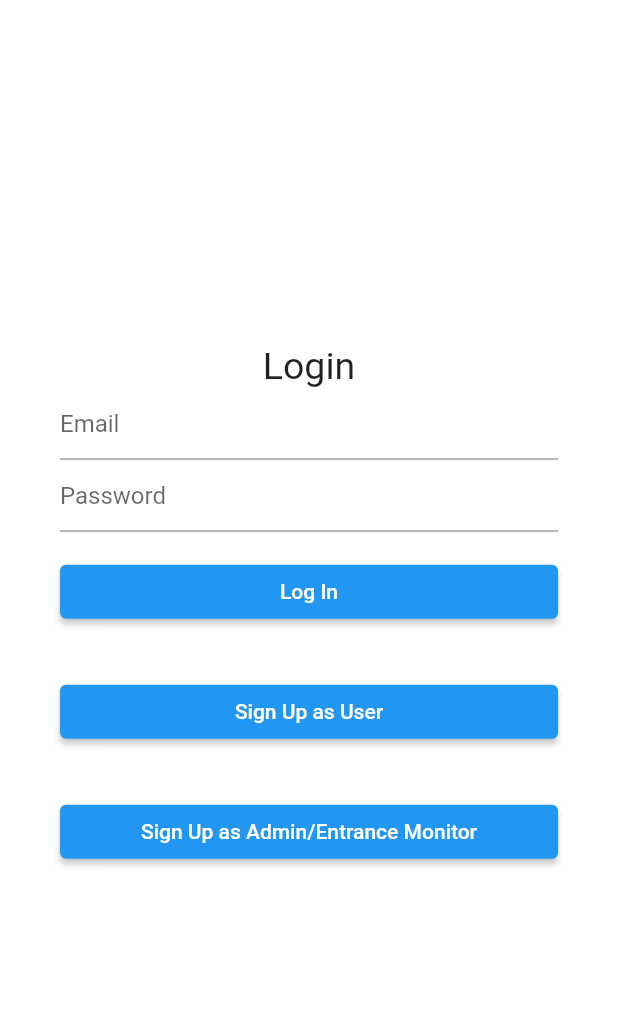
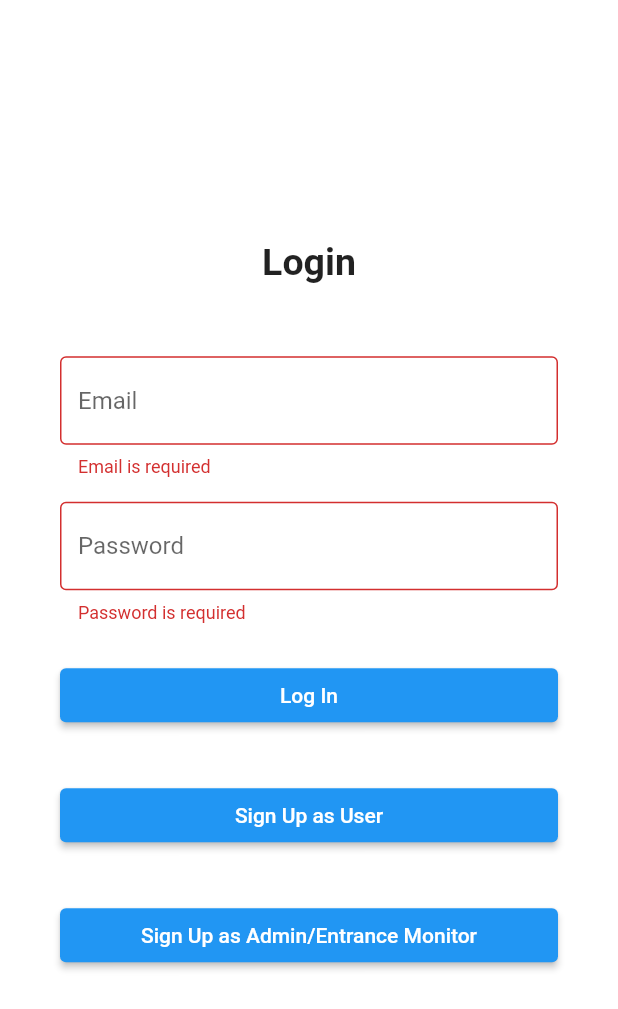
Before and after one commit to CMSC-23-2nd-Sem-2022-2023/project-atienza_iloso_natividad_taag, a Flutter app: the screen it shows after launch, after a tap on "Log In", on a phone screen of 412 x 824 dp. Shown: the top 1009 px of the screen. Run offline on Flutter 3.47's test engine with Material 2 defaults, Android fonts, the phone set to English and light mode, and no system bars; our stand-ins replace cloud_firestore, firebase_auth, firebase_core, google_nav_bar; accounts and stored records are empty.

Commit message:
refactor: restyled login, file rebase

```diff
--- a/lib/screens/login.dart
+++ b/lib/screens/login.dart
@@ -11,24 +11,47 @@ class LoginPage extends StatefulWidget {
 }
 
 class _LoginPageState extends State<LoginPage> {
+  final _formKey = GlobalKey<FormState>();
+  TextEditingController emailController = TextEditingController();
+  TextEditingController passwordController = TextEditingController();
+
+  String? validateEmail(String? email) {
+    if (email == null || email.isEmpty) {
+      return 'Email is required';
+    } else if (!RegExp(r'^[\w-\.]+@([\w-]+\.)+[\w-]{2,4}$').hasMatch(email)) {
+      return 'Invalid email format';
+    }
+    return null;
+  }
+
+  String? validatePw(String? pw) {
+    if (pw == null || pw.isEmpty) {
+      return 'Password is required';
+    } else if (!RegExp(r'^.{6,}$').hasMatch(pw)) {
+      return 'Password must be at least 6 characters';
+    }
+    return null;
+  }
+
   @override
   Widget build(BuildContext context) {
-    TextEditingController emailController = TextEditingController();
-    TextEditingController passwordController = TextEditingController();
-
-    final email = TextField(
+    final email = TextFormField(
       key: const Key('emailField'),
+      validator: validateEmail,
       controller: emailController,
       decoration: const InputDecoration(
+        border: OutlineInputBorder(),
         hintText: "Email",
       ),
     );
 
-    final password = TextField(
+    final password = TextFormField(
       key: const Key('pwField'),
+      validator: validatePw,
       controller: passwordController,
       obscureText: true,
       decoration: const InputDecoration(
+        border: OutlineInputBorder(),
         hintText: 'Password',
       ),
     );
@@ -38,6 +61,7 @@ class _LoginPageState extends State<LoginPage> {
       padding: const EdgeInsets.symmetric(vertical: 16.0),
       child: ElevatedButton(
         onPressed: () async {
+          if (!_formKey.currentState!.validate()) return;
           await context.read<AuthProvider>().signIn(
                 emailController.text.trim(),
                 passwordController.text.trim(),
@@ -58,7 +82,8 @@ class _LoginPageState extends State<LoginPage> {
             ),
           );
         },
-        child: const Text('Sign Up as User', style: TextStyle(color: Colors.white)),
+        child: const Text('Sign Up as User',
+            style: TextStyle(color: Colors.white)),
       ),
     );
 
@@ -88,10 +113,16 @@ class _LoginPageState extends State<LoginPage> {
             const Text(
               "Login",
               textAlign: TextAlign.center,
-              style: TextStyle(fontSize: 25),
+              style: TextStyle(fontSize: 25, fontWeight: FontWeight.bold),
             ),
-            email,
-            password,
+            Form(
+                key: _formKey,
+                child: Column(
+                  children: [
+                    Padding(padding: const EdgeInsets.fromLTRB(0,48,0,8), child: email),
+                    Padding(padding: const EdgeInsets.fromLTRB(0,8,0,8), child: password),
+                  ],
+                )),
             loginButton,
             signUpButton,
             signUpAdminButton
--- a/lib/screens/signup.dart
+++ b/lib/screens/signup.dart
@@ -1,4 +1,4 @@
-import 'package:cmsc23_b5l_project/screens/modules/signup_form/signup_stepper.dart';
+import 'package:cmsc23_b5l_project/widgets/signup_form/signup_stepper.dart';
 import 'package:flutter/material.dart';
 
 
@@ -21,7 +21,7 @@ class _SignupPageState extends State<SignupPage> {
             Text(
               "Sign Up",
               textAlign: TextAlign.center,
-              style: TextStyle(fontSize: 25),
+              style: TextStyle(fontSize: 25, fontWeight: FontWeight.bold),
             ),
             SignUpStepper(),
           ],
--- a/lib/screens/signup_admin_emonitor.dart
+++ b/lib/screens/signup_admin_emonitor.dart
@@ -22,7 +22,7 @@ class _SignupPageState extends State<SignupAdminEmonitorPage> {
             Text(
               "Sign Up",
               textAlign: TextAlign.center,
-              style: TextStyle(fontSize: 25),
+              style: TextStyle(fontSize: 25, fontWeight: FontWeight.bold),
             ),
             SignUpAdminStepper(),
           ],
--- a/lib/screens/modules/signup_form/signup_stepper.dart
+++ b/lib/widgets/signup_form/signup_stepper.dart
@@ -1,6 +1,6 @@
 import 'package:flutter/material.dart';
 import 'package:provider/provider.dart';
-import '../../../providers/auth_provider.dart';
+import '../../providers/auth_provider.dart';
 
 class SignUpStepper extends StatefulWidget {
   const SignUpStepper({Key? key}) : super(key: key);
```
Also changed, not shown: lib/screens/signup_admin_emonitor copy.dart (deleted, +0 -148 lines), lib/widgets/signup_form/signup_admin_stepper.dart (renamed from lib/screens/modules/signup_form/signup_admin_stepper.dart, +1 -29 lines), 1 other file.
